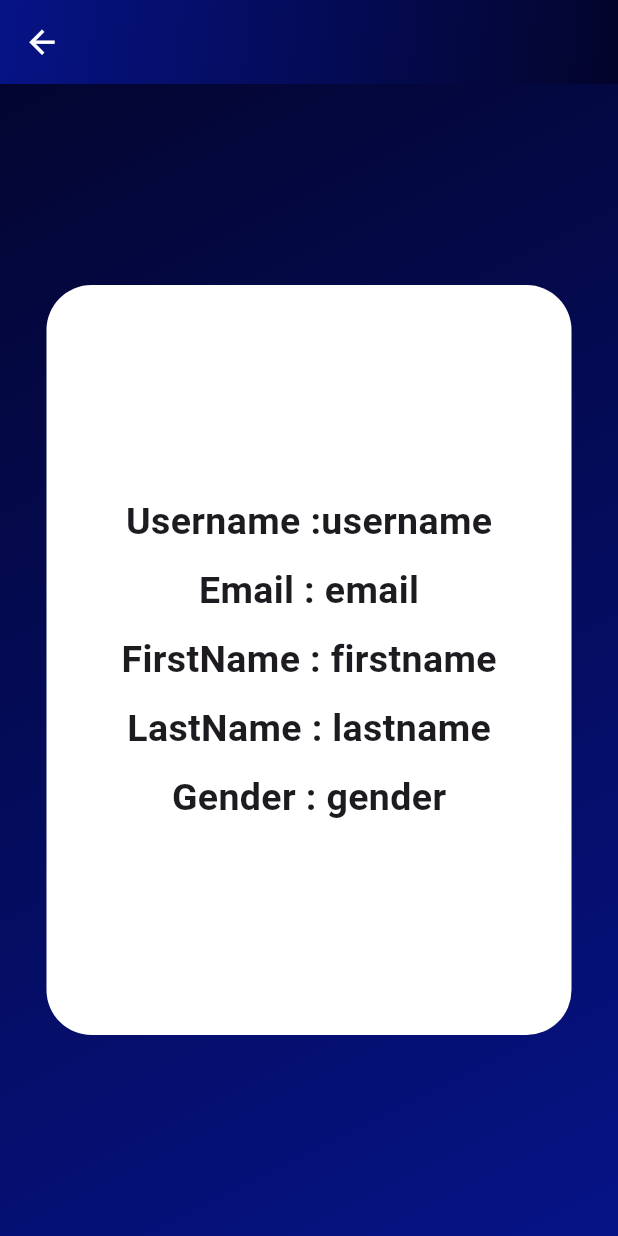
After one commit to gggshil/transaction-project, a Flutter app: the Userdetails screen opened directly, on a phone screen of 412 x 824 dp. The commit adds this screen. Run offline on Flutter 3.47's test engine with Material 3 defaults, Android fonts, the phone set to English and light mode, and no system bars; our stand-ins replace fl_chart; network calls fail.

Commit message:
user detailsPage

```diff
--- a/lib/homepage.dart
+++ b/lib/homepage.dart
@@ -1,13 +1,16 @@
 import 'package:flutter/material.dart';
 import 'package:hello_world/login_page.dart';
+import 'package:http/http.dart';
 import 'package:provider/provider.dart';
 import 'balance_card.dart';
 import 'insights_widget.dart';
 import 'recent_text.dart';
 import 'transaction_provider.dart';
 import 'alertbox.dart';
-import 'usernameprovider.dart';
 import 'editalertbox.dart';
+import 'userdetails.dart';
+
+String username = "Hilya";
 
 class HomePage extends StatefulWidget {
   const HomePage({super.key});
@@ -30,7 +33,7 @@ class _HomePageState extends State<HomePage> {
   @override
   Widget build(BuildContext context) {
     final transactions = context.watch<TransactionProvider>().transactions;
-    final title = context.watch<TitleProvider>().title;
+
 
     return Scaffold(
       appBar: AppBar(
@@ -41,6 +44,7 @@ class _HomePageState extends State<HomePage> {
             backgroundImage: NetworkImage(
               'https://encrypted-tbn0.gstatic.com/images?q=tbn:ANd9GcQN6E0VfYZjIFiR6Dq-oAiLinfrjJyuV-WpcQ&s',
             ),
+
           ),
         ),
         flexibleSpace: Container(
@@ -73,22 +77,30 @@ class _HomePageState extends State<HomePage> {
           },
            icon: Icon(Icons.logout,color: Colors.white,size: 28,))
         ],
-        title: Column(
+        title: InkWell(
+          onTap:(){
+            Navigator.pushReplacement(context,
+             MaterialPageRoute(builder:(context) => Userdetails())
+             );
+          },
+          child: Column(
             crossAxisAlignment: CrossAxisAlignment.start,
             children: [
               Text(
-              "Hello $title !",
+                "Hello  $username !",
                 style: TextStyle(
                   fontSize: 18,
                   fontWeight: FontWeight.bold,
                   color: Colors.white,
                 ),
+
               ),
               Text(
                 "Welcome back",
                 style: TextStyle(fontSize: 12, color: Colors.white),
               ),
             ],
+          ),
         ),
       ),
       body: SingleChildScrollView(
--- a/lib/login_page.dart
+++ b/lib/login_page.dart
@@ -16,7 +16,7 @@ class LoginPageState extends State<Loginpage> {
   final TextEditingController usernameController = TextEditingController();
   final TextEditingController passwordController = TextEditingController();
 
-  Future<void> _login(context) async {
+  Future<void> _login() async {
     final url = Uri.parse("https://dummyjson.com/auth/login");
 
     final response = await http.post(
@@ -131,7 +131,7 @@ class LoginPageState extends State<Loginpage> {
                             setState(() {
                               isLoading = true;
                             });
-                             _login(context);
+                             _login();
                           } else {
                             setState(() {
                               isLoading = false;
--- a/lib/transaction_provider.dart
+++ b/lib/transaction_provider.dart
@@ -1,13 +1,14 @@
 
 
 import 'dart:convert';
+import 'package:hello_world/homepage.dart';
 import 'package:http/http.dart' as http;
 import 'package:flutter/material.dart';
 import 'transaction_model.dart';
-
+final String baseUrl = "http://192.168.1.94:4000/transactions";
 
 class TransactionProvider with ChangeNotifier {
-  final String baseUrl = "http://192.168.1.94:4000/transactions";
+
   final List<TransactionModel> _transactions = [];
 
 
--- /dev/null
+++ b/lib/userdetails.dart
@@ -0,0 +1,117 @@
+
+
+import 'package:flutter/material.dart';
+import 'bottomnavbar.dart';
+
+
+
+
+
+class Userdetails extends StatefulWidget {
+  const Userdetails({super.key});
+
+  @override
+  State<Userdetails> createState() => Userdetailspage();
+}
+
+
+
+class Userdetailspage extends State<Userdetails> {
+  bool test = false;
+   @override
+  Widget build(BuildContext context) {
+    return Container(
+      decoration: const BoxDecoration(
+        gradient: LinearGradient(
+          begin: Alignment.topLeft,
+          end: Alignment.bottomRight,
+          colors: [
+            Color.fromARGB(255, 3, 4, 43),
+            Color.fromARGB(255, 6, 19, 134),
+          ],
+        ),
+
+      ),
+      child: Scaffold(
+        appBar:AppBar(
+          flexibleSpace: Container(
+          decoration: const BoxDecoration(
+            gradient: LinearGradient(
+              begin: Alignment.topLeft,
+              end: Alignment.bottomRight,
+              colors: [
+                 Color.fromARGB(255, 6, 19, 134),
+                Color.fromARGB(255, 3, 4, 43),
+
+              ],
+            ),
+          ),
+        ),
+
+          leading: IconButton(onPressed: (){
+            Navigator.pushReplacement(context,
+             MaterialPageRoute(
+              builder: (context) => Bottomnavbar()
+              )
+
+             );
+
+          },
+          icon: Icon(Icons.arrow_back),color: Colors.white,iconSize: 25,),
+        ) ,
+        backgroundColor: Colors.transparent,
+        body: Center(
+          child: Container(
+            height: 500,
+            width: 350,
+            decoration: BoxDecoration(
+              color: Colors.white,
+              borderRadius: BorderRadius.circular(30)
+
+            ),
+            child: Column(
+              mainAxisAlignment: MainAxisAlignment.center,
+              children: [
+                Padding(
+                  padding: const EdgeInsets.only(top:5 ,bottom: 5),
+                  child: Text("Username :username",style: TextStyle(fontSize: 25,fontWeight: FontWeight.bold),),
+                ),
+                Padding(
+                  padding: const EdgeInsets.only(top: 5,bottom: 5),
+                  child: Text("Email : email",style: TextStyle(fontSize: 25,fontWeight: FontWeight.bold),),
+                ),
+                Padding(
+                  padding: const EdgeInsets.only(top: 5.0,bottom: 5),
+                  child: Text("FirstName : firstname",style: TextStyle(fontSize: 25,fontWeight: FontWeight.bold),),
+                ),
+                Padding(
+                  padding: const EdgeInsets.only(top: 5.0,bottom: 5),
+                  child: Text("LastName : lastname",style: TextStyle(fontSize: 25,fontWeight: FontWeight.bold),),
+                ),
+                Padding(
+                  padding: const EdgeInsets.only(top: 5.0,bottom: 5),
+                  child: Text("Gender : gender",style: TextStyle(fontSize: 25,fontWeight: FontWeight.bold),),
+                ),
+
+
+
+              ],
+            ),
+
+
+
+
+
+          ),
+        ),
+
+
+
+      ),
+
+
+
+
+  );
+  }
+}
```
Lines whose indentation alone changed are shown as unchanged.
